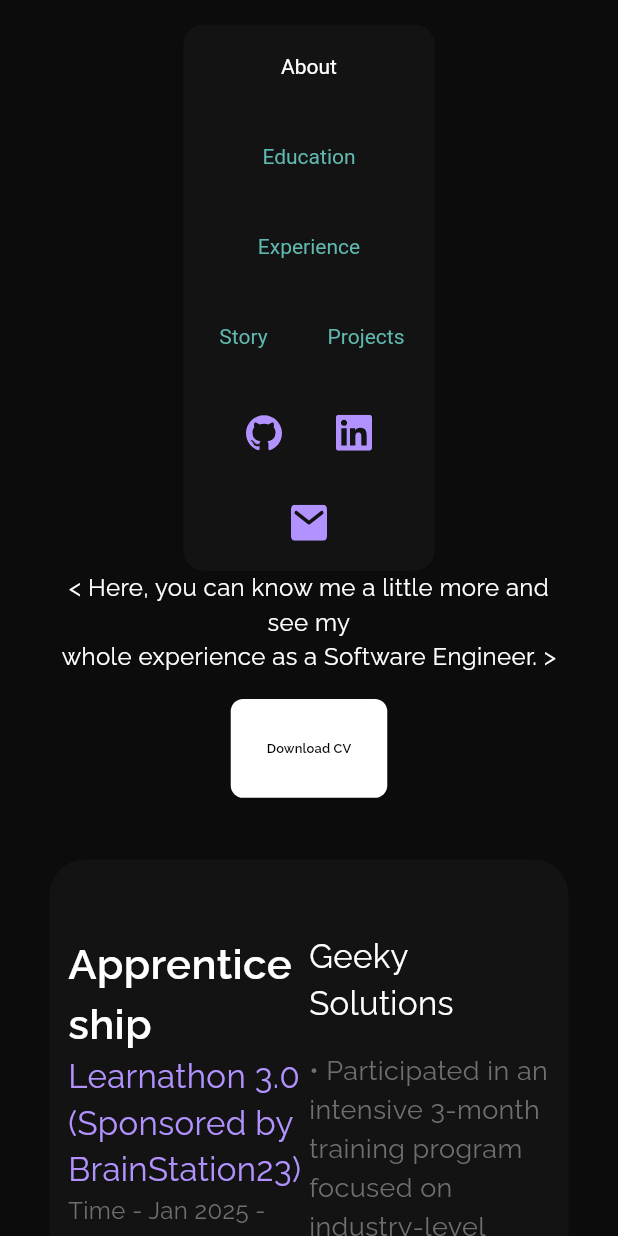
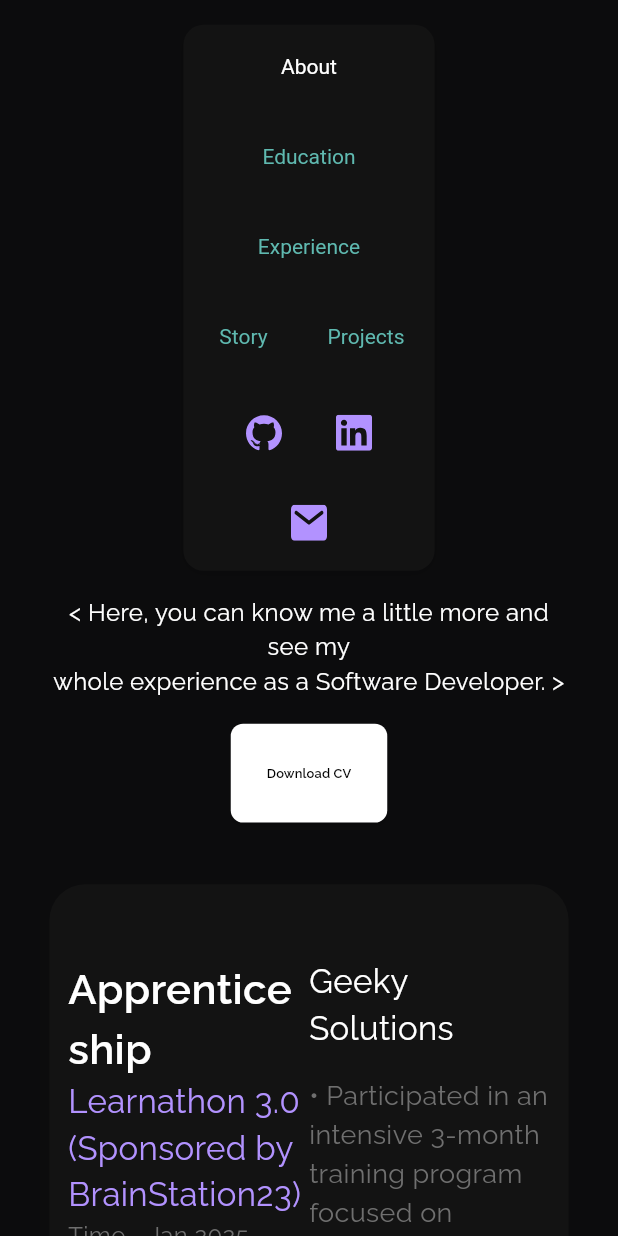
Before and after one commit to mishad01/mishads_codefolio, a Flutter app: the ExperienceView screen opened directly, on a phone screen of 412 x 824 dp. Run offline on Flutter 3.47's test engine with Material 3 defaults, Android fonts, the phone set to English and light mode, and no system bars; our stand-ins replace carousel_slider, flutter_svg, google_fonts, responsive_sizer, webview_flutter.

Commit message:
Refactor: Update text in ExperienceView
Changed "Software Engineer" to "Software Developer" in the introductory text of the `ExperienceView`.
Added a `SizedBox` for vertical spacing at the top of the view.

```diff
--- a/lib/feature/experience/view/experience_view.dart
+++ b/lib/feature/experience/view/experience_view.dart
@@ -23,8 +23,10 @@ class ExperienceView extends StatelessWidget {
         child: Column(
           mainAxisAlignment: MainAxisAlignment.center,
           children: [
+            SizedBox(height: 2.h),
+
             WebText(
-              "< Here, you can know me a little more and see my\nwhole experience as a Software Engineer. >",
+              "< Here, you can know me a little more and see my\nwhole experience as a Software Developer. >",
               textAlign: TextAlign.center,
             ),
             SizedBox(height: 2.h),
```
